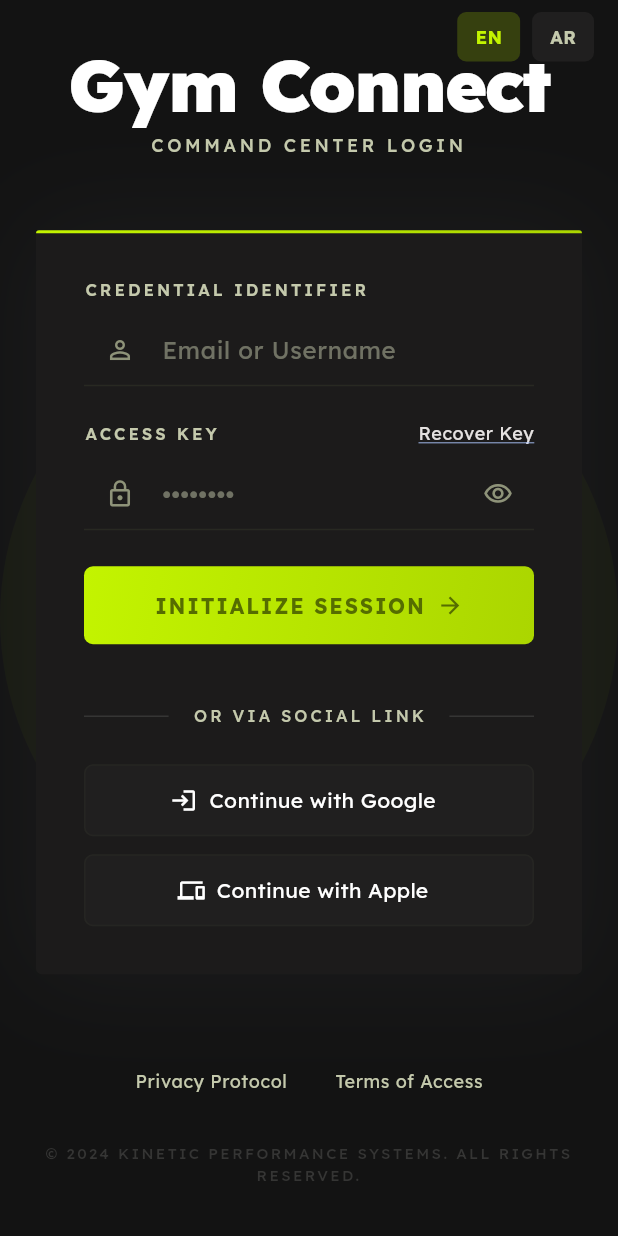
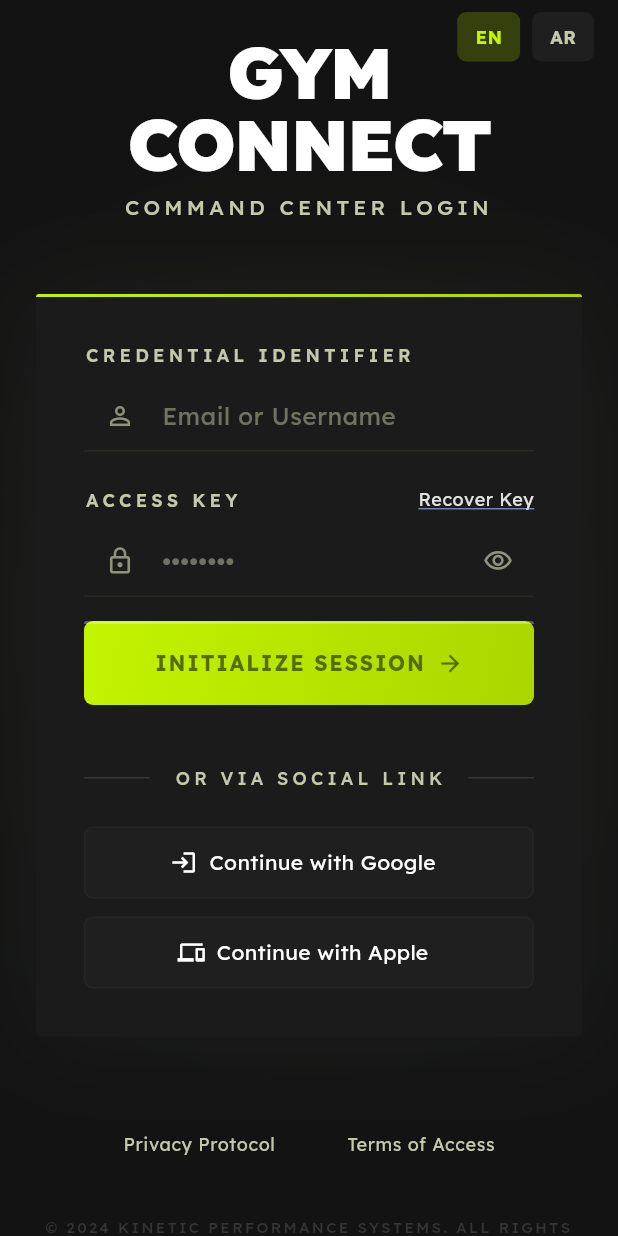
Before and after one commit to Fithub-System/Fithub-portal-admin, a Flutter app: the screen it shows after launch, on a phone screen of 412 x 824 dp. Run offline on Flutter 3.47's test engine with Material 3 defaults, Android fonts, the phone set to English and light mode, and no system bars; our stand-ins replace connectivity_plus, dio, drift, drift_flutter, easy_localization, equatable and 7 more; missing offline and left inert: mobile_scanner; accounts and stored records are empty; generated files the repository leaves out were written again.

Commit message:
feat(FEAT-16 VF7): pixel-faithful Web Admin Login vs Stitch
Rematch Portal login to c12b687f (+ AR twin 0f33f746) with Spec Card,
§4.1 chrome fixtures, region checklist, and fidelity tests. Preserve
FEAT-02 auth and FEAT-03 locale chips.

Co-authored-by: Cursor <cursoragent@cursor.com>

```diff
--- a/assets/translations/en.json
+++ b/assets/translations/en.json
@@ -4,7 +4,7 @@
   },
   "auth": {
     "login": {
-      "brand": "Gym Connect",
+      "brand": "GYM CONNECT",
       "subtitle": "COMMAND CENTER LOGIN",
       "credential_label": "CREDENTIAL IDENTIFIER",
       "credential_hint": "Email or Username",
--- a/lib/features/auth/presentation/pages/login_page.dart
+++ b/lib/features/auth/presentation/pages/login_page.dart
@@ -1,3 +1,5 @@
+import 'dart:ui' as ui;
+
 import 'package:easy_localization/easy_localization.dart';
 import 'package:flutter/material.dart';
 import 'package:flutter_bloc/flutter_bloc.dart';
@@ -11,6 +13,14 @@ import 'package:fithub_portal_admin/features/auth/presentation/widgets/stitch_au
 /// (`projects/.../screens/c12b687f1538452ebaf8d0adb89a9489`).
 class LoginPage extends StatefulWidget {
   const LoginPage({super.key});
+
+  /// EN DESKTOP artboard — FEAT-16 VF7 primary.
+  static const String stitchScreenIdEn =
+      'c12b687f1538452ebaf8d0adb89a9489';
+
+  /// AR RTL twin from `list_screens`.
+  static const String stitchScreenIdAr =
+      '0f33f7463ca543c7b85bcb8637249f65';
 
   @override
   State<LoginPage> createState() => _LoginPageState();
@@ -64,6 +74,7 @@ class _LoginPageState extends State<LoginPage> {
         }
       },
       child: Scaffold(
+        key: const Key('login-page'),
         backgroundColor: AppColors.background,
         body: Stack(
           children: [
@@ -92,6 +103,7 @@ class _LoginPageState extends State<LoginPage> {
                         children: [
                           Text(
                             'auth.login.brand'.tr(),
+                            key: const Key('login-brand'),
                             textAlign: TextAlign.center,
                             style: textTheme.displayLarge?.copyWith(
                               fontSize: 48,
@@ -104,11 +116,12 @@ class _LoginPageState extends State<LoginPage> {
                           const SizedBox(height: 8),
                           Text(
                             'auth.login.subtitle'.tr(),
+                            key: const Key('login-subtitle'),
                             textAlign: TextAlign.center,
                             style: textTheme.labelLarge?.copyWith(
-                              fontSize: 12,
+                              fontSize: 14,
                               fontWeight: FontWeight.w500,
-                              letterSpacing: 2.4,
+                              letterSpacing: 2.8,
                               color: AppColors.onSurfaceVariant,
                             ),
                           ),
@@ -147,6 +160,7 @@ class _LocaleToggle extends StatelessWidget {
   Widget build(BuildContext context) {
     final isEn = locale.languageCode == 'en';
     return Row(
+      key: const Key('login-locale-toggle'),
       mainAxisSize: MainAxisSize.min,
       children: [
         _LocaleChip(
@@ -204,6 +218,7 @@ class _LocaleChip extends StatelessWidget {
   }
 }
 
+/// Stitch ambient: 800×800 primary-container orb, blur ~150, opacity ~0.10.
 class _AmbientGlow extends StatelessWidget {
   const _AmbientGlow();
 
@@ -211,12 +226,18 @@ class _AmbientGlow extends StatelessWidget {
   Widget build(BuildContext context) {
     return IgnorePointer(
       child: Center(
+        child: Opacity(
+          opacity: 0.30,
+            child: ImageFiltered(
+            imageFilter: ui.ImageFilter.blur(sigmaX: 75, sigmaY: 75),
             child: Container(
               width: 800,
               height: 800,
               decoration: BoxDecoration(
                 shape: BoxShape.circle,
-            color: AppColors.primaryContainer.withValues(alpha: 0.03),
+                color: AppColors.primaryContainer.withValues(alpha: 0.10),
+              ),
+            ),
           ),
         ),
       ),
@@ -243,8 +264,10 @@ class _LoginCard extends StatelessWidget {
   Widget build(BuildContext context) {
     final loading = context.select((AuthBloc b) => b.state is AuthLoading);
     final textTheme = Theme.of(context).textTheme;
+    final isRtl = Directionality.of(context) == ui.TextDirection.rtl;
 
     return Container(
+      key: const Key('login-card'),
       decoration: BoxDecoration(
         color: AppColors.surfaceContainerLow,
         borderRadius: BorderRadius.circular(4),
@@ -263,6 +286,7 @@ class _LoginCard extends StatelessWidget {
             left: 0,
             right: 0,
             child: Container(
+              key: const Key('login-card-kinetic-edge'),
               height: 2,
               decoration: const BoxDecoration(
                 gradient: AppColors.kineticCta,
@@ -279,14 +303,15 @@ class _LoginCard extends StatelessWidget {
                   'auth.login.credential_label'.tr(),
                   textAlign: TextAlign.start,
                   style: textTheme.labelLarge?.copyWith(
-                    fontSize: 11,
+                    fontSize: 12,
                     fontWeight: FontWeight.w600,
-                    letterSpacing: 2,
+                    letterSpacing: 2.8,
                     color: AppColors.onSurfaceVariant,
                   ),
                 ),
                 const SizedBox(height: 8),
                 TextFormField(
+                  key: const Key('login-credential-field'),
                   controller: emailController,
                   keyboardType: TextInputType.emailAddress,
                   autocorrect: false,
@@ -314,14 +339,15 @@ class _LoginCard extends StatelessWidget {
                         'auth.login.access_key_label'.tr(),
                         textAlign: TextAlign.start,
                         style: textTheme.labelLarge?.copyWith(
-                          fontSize: 11,
+                          fontSize: 12,
                           fontWeight: FontWeight.w600,
-                          letterSpacing: 2,
+                          letterSpacing: 2.8,
                           color: AppColors.onSurfaceVariant,
                         ),
                       ),
                     ),
                     TextButton(
+                      key: const Key('login-recover-key'),
                       onPressed: () => StitchAuthSnackbar.show(
                         context,
                         'auth.login.recover_key_unavailable'.tr(),
@@ -345,6 +371,7 @@ class _LoginCard extends StatelessWidget {
                 ),
                 const SizedBox(height: 8),
                 TextFormField(
+                  key: const Key('login-access-key-field'),
                   controller: passwordController,
                   obscureText: obscure,
                   style: textTheme.bodyLarge?.copyWith(
@@ -356,6 +383,7 @@ class _LoginCard extends StatelessWidget {
                     hint: '••••••••',
                     prefix: Icons.lock_outline,
                     suffix: IconButton(
+                      key: const Key('login-toggle-obscure'),
                       onPressed: onToggleObscure,
                       icon: Icon(
                         obscure
@@ -374,7 +402,7 @@ class _LoginCard extends StatelessWidget {
                   },
                   onFieldSubmitted: (_) => onSubmit(),
                 ),
-                const SizedBox(height: 24),
+                const SizedBox(height: 16),
                 DecoratedBox(
                   decoration: BoxDecoration(
                     gradient: AppColors.kineticCta,
@@ -383,10 +411,13 @@ class _LoginCard extends StatelessWidget {
                   child: Material(
                     color: Colors.transparent,
                     child: InkWell(
+                      key: const Key('login-cta-initialize'),
                       onTap: loading ? null : onSubmit,
                       borderRadius: BorderRadius.circular(6),
-                      child: SizedBox(
-                        height: 52,
+                      child: Stack(
+                        children: [
+                          SizedBox(
+                            height: 56,
                             child: Center(
                               child: loading
                                   ? const SizedBox(
@@ -398,26 +429,51 @@ class _LoginCard extends StatelessWidget {
                                       ),
                                     )
                                   : Row(
-                                  mainAxisAlignment: MainAxisAlignment.center,
+                                      mainAxisAlignment:
+                                          MainAxisAlignment.center,
                                       children: [
                                         Text(
-                                      'auth.login.cta_initialize_session'.tr(),
-                                      style: textTheme.titleMedium?.copyWith(
+                                          'auth.login.cta_initialize_session'
+                                              .tr(),
+                                          style: textTheme.titleMedium
+                                              ?.copyWith(
                                             fontSize: 14,
                                             fontWeight: FontWeight.w700,
                                             letterSpacing: 1.2,
-                                        color: AppColors.onPrimaryContainer,
+                                            color:
+                                                AppColors.onPrimaryContainer,
                                           ),
                                         ),
                                         const SizedBox(width: 8),
-                                    const Icon(
+                                        Transform.flip(
+                                          flipX: isRtl,
+                                          child: const Icon(
                                             Icons.arrow_forward,
                                             size: 18,
-                                      color: AppColors.onPrimaryContainer,
+                                            color:
+                                                AppColors.onPrimaryContainer,
+                                          ),
                                         ),
                                       ],
                                     ),
                             ),
+                          ),
+                          // Stitch inner glow: top white/30 hairline.
+                          Positioned(
+                            top: 0,
+                            left: 0,
+                            right: 0,
+                            child: Container(
+                              height: 2,
+                              decoration: BoxDecoration(
+                                color: Colors.white.withValues(alpha: 0.30),
+                                borderRadius: const BorderRadius.vertical(
+                                  top: Radius.circular(6),
+                                ),
+                              ),
+                            ),
+                          ),
+                        ],
                       ),
                     ),
                   ),
@@ -432,9 +488,10 @@ class _LoginCard extends StatelessWidget {
                       padding: const EdgeInsets.symmetric(horizontal: 16),
                       child: Text(
                         'auth.login.or_social'.tr(),
+                        key: const Key('login-or-social'),
                         style: textTheme.labelLarge?.copyWith(
-                          fontSize: 11,
-                          letterSpacing: 2,
+                          fontSize: 12,
+                          letterSpacing: 2.8,
                           color: AppColors.onSurfaceVariant,
                         ),
                       ),
@@ -446,6 +503,7 @@ class _LoginCard extends StatelessWidget {
                 ),
                 const SizedBox(height: 24),
                 _SocialButton(
+                  key: const Key('login-social-google'),
                   icon: Icons.login,
                   label: 'auth.login.continue_google'.tr(),
                   onTap: () => StitchAuthSnackbar.show(
@@ -455,6 +513,7 @@ class _LoginCard extends StatelessWidget {
                 ),
                 const SizedBox(height: 12),
                 _SocialButton(
+                  key: const Key('login-social-apple'),
                   icon: Icons.devices,
                   label: 'auth.login.continue_apple'.tr(),
                   onTap: () => StitchAuthSnackbar.show(
@@ -502,6 +561,7 @@ class _LoginCard extends StatelessWidget {
 
 class _SocialButton extends StatelessWidget {
   const _SocialButton({
+    super.key,
     required this.icon,
     required this.label,
     required this.onTap,
@@ -542,12 +602,14 @@ class _FooterLinks extends StatelessWidget {
   Widget build(BuildContext context) {
     final textTheme = Theme.of(context).textTheme;
     return Column(
+      key: const Key('login-footer'),
       children: [
         Row(
           mainAxisAlignment: MainAxisAlignment.center,
           children: [
             Flexible(
               child: TextButton(
+                key: const Key('login-privacy'),
                 onPressed: () {},
                 child: Text(
                   'auth.login.privacy'.tr(),
@@ -559,9 +621,10 @@ class _FooterLinks extends StatelessWidget {
                 ),
               ),
             ),
-            const SizedBox(width: 8),
+            const SizedBox(width: 24),
             Flexible(
               child: TextButton(
+                key: const Key('login-terms'),
                 onPressed: () {},
                 child: Text(
                   'auth.login.terms'.tr(),
@@ -575,9 +638,10 @@ class _FooterLinks extends StatelessWidget {
             ),
           ],
         ),
-        const SizedBox(height: 16),
+        const SizedBox(height: 24),
         Text(
           'auth.login.copyright'.tr(),
+          key: const Key('login-copyright'),
           textAlign: TextAlign.center,
           style: textTheme.labelSmall?.copyWith(
             fontSize: 10,
```
Also changed, not shown: Docs/feat16-vf7-assets/stitch-c12b687f-meta.json (added, +21 -0 lines), assets/translations/ar.json (+8 -8 lines), Docs/feat16-vf7-assets/stitch-0f33f746-ar-screenshot.png (added), Docs/feat16-vf7-assets/stitch-c12b687f-screenshot.png (added), 7 other files. Lines whose indentation alone changed are shown as unchanged.
